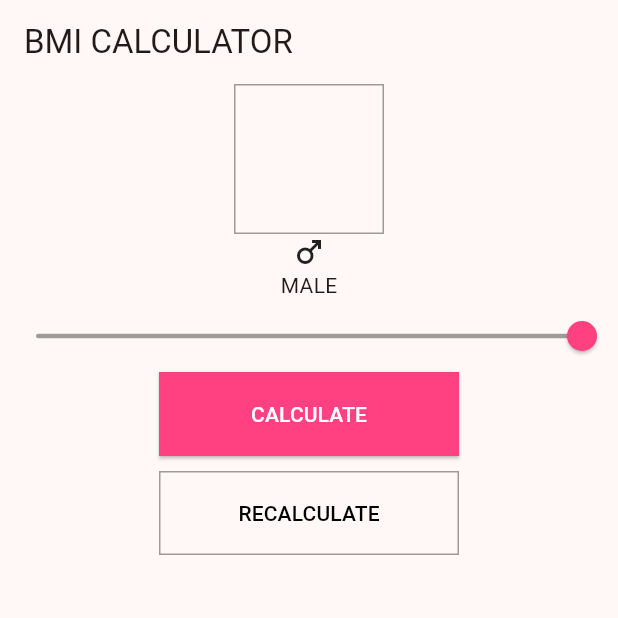
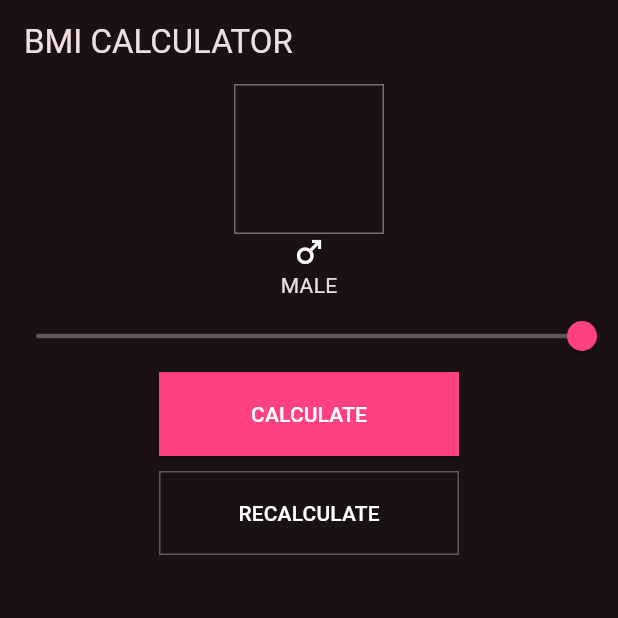
Before and after one commit to seoyeon-haru/flutter_bmi_app, a Flutter app: the screen it shows after launch, on a phone screen of 412 x 824 dp, the top half of it. Run offline on Flutter 3.47's test engine with Material 3 defaults, Android fonts, the phone set to English and light mode, and no system bars.

Commit message:
Change button color in dark mode

```diff
--- a/lib/main.dart
+++ b/lib/main.dart
@@ -11,7 +11,7 @@ class MyApp extends StatelessWidget {
   @override
   Widget build(BuildContext context) {
     return MaterialApp(
-      themeMode: ThemeMode.light,
+      themeMode: ThemeMode.dark,
       theme: ThemeData(
         colorScheme: ColorScheme.fromSeed(
           seedColor: Colors.pinkAccent,
@@ -50,7 +50,22 @@ class MyApp extends StatelessWidget {
           activeTrackColor: Colors.white30,
           inactiveTrackColor: Colors.white30,
           trackHeight: 1,
-          )),
+        ),
+         elevatedButtonTheme: ElevatedButtonThemeData(
+          style: ButtonStyle(
+            shape: WidgetStatePropertyAll(RoundedRectangleBorder()),
+            backgroundColor: WidgetStatePropertyAll(Colors.pinkAccent),
+            foregroundColor: WidgetStatePropertyAll(Colors.white),
+          ),
+        ),
+        outlinedButtonTheme: OutlinedButtonThemeData(
+          style: ButtonStyle(
+            shape: WidgetStatePropertyAll(RoundedRectangleBorder()),
+            side: WidgetStatePropertyAll(BorderSide(color: Colors.white30)),
+            foregroundColor: WidgetStatePropertyAll(Colors.white),
+          ),
+        ),
+      ),
       home: HomePage(),
     );
   }
```
Lines whose indentation alone changed are shown as unchanged.
